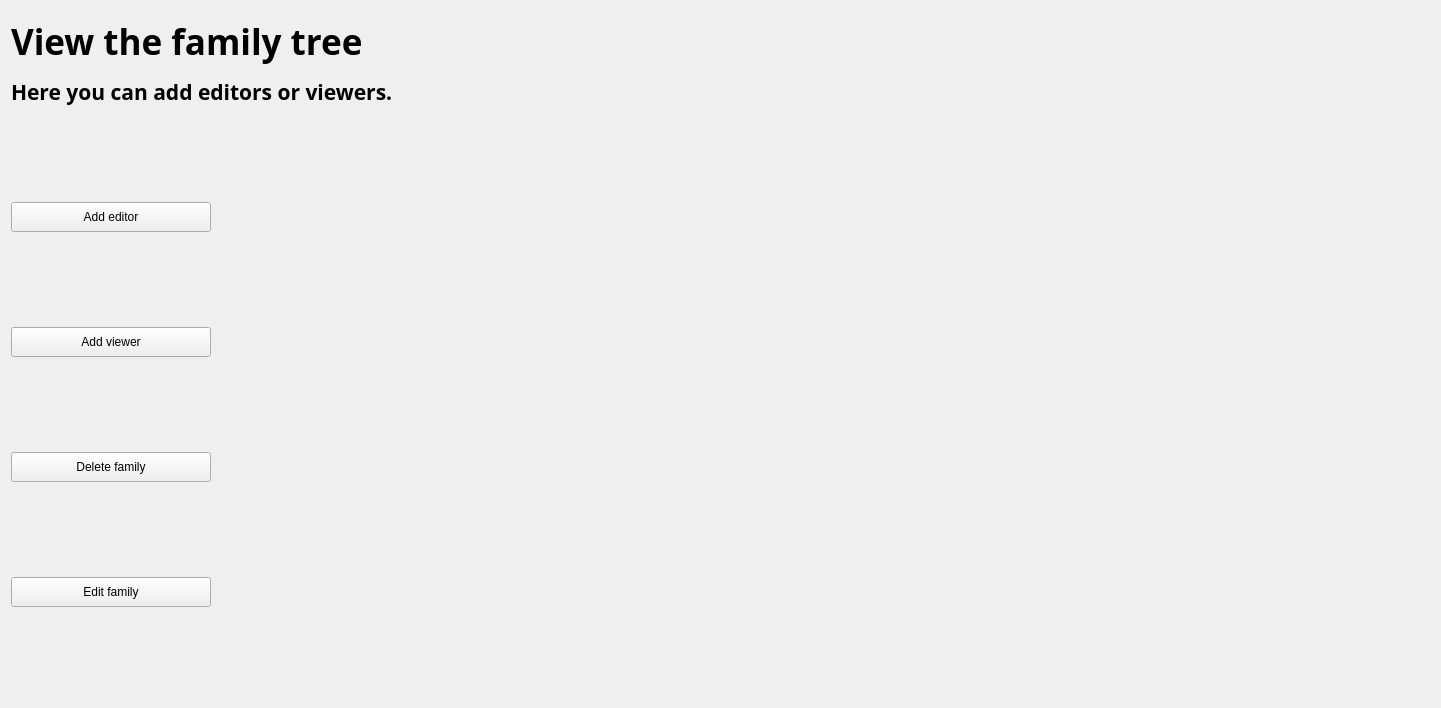
Qt form FamilyTree/src/gui/viewpage.ui (moumitahmad/Stammbaum) before a commit.
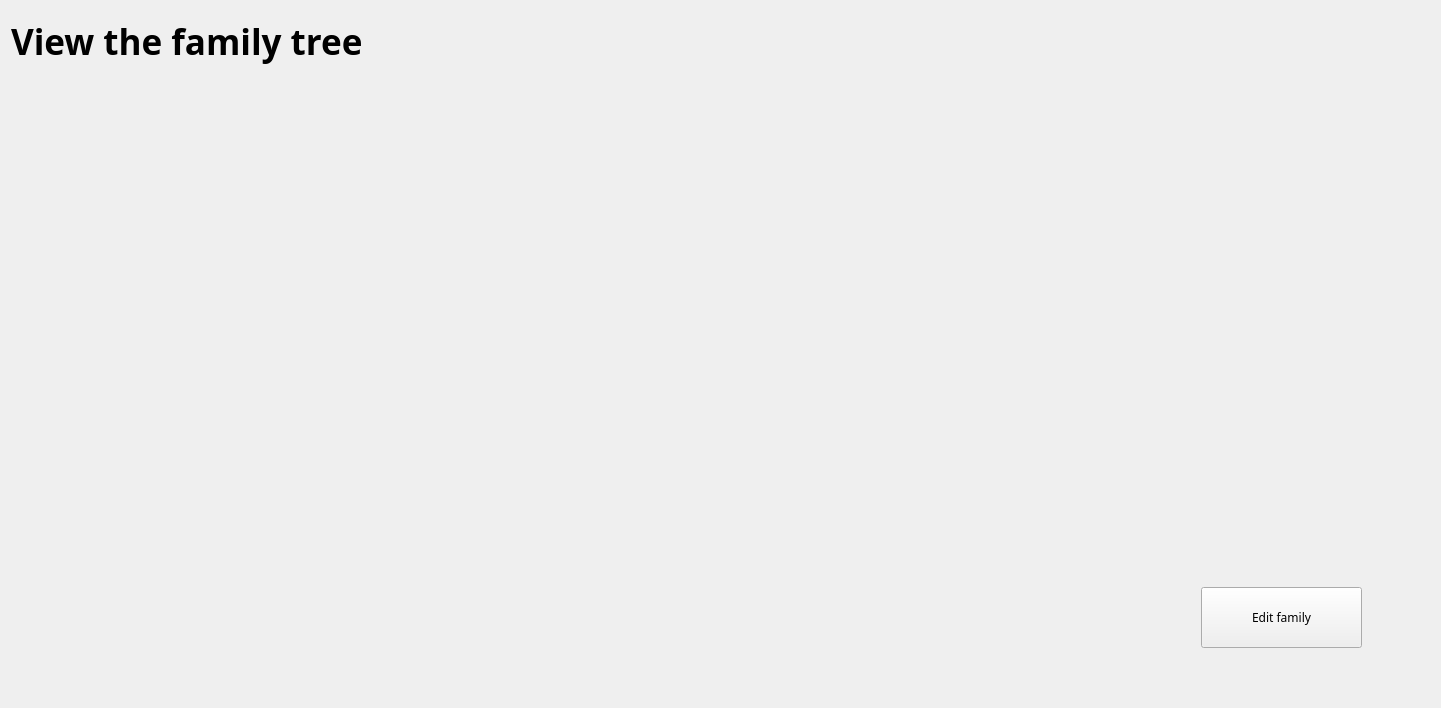
The same form after that commit.

The edit to the form file:
```diff
--- a/FamilyTree/src/gui/viewpage.ui
+++ b/FamilyTree/src/gui/viewpage.ui
@@ -43,108 +43,10 @@
        </property>
       </widget>
      </item>
-     <item>
-      <widget class="QLabel" name="LabelViewDescrip">
-       <property name="sizePolicy">
-        <sizepolicy hsizetype="Fixed" vsizetype="Fixed">
-         <horstretch>0</horstretch>
-         <verstretch>0</verstretch>
-        </sizepolicy>
-       </property>
-       <property name="font">
-        <font>
-         <family>Sawasdee</family>
-         <pointsize>16</pointsize>
-         <weight>75</weight>
-         <bold>true</bold>
-        </font>
-       </property>
-       <property name="text">
-        <string>Here you can add editors or viewers.</string>
-       </property>
-      </widget>
-     </item>
      <item>
       <layout class="QHBoxLayout" name="horizontalLayout">
        <item>
-        <layout class="QGridLayout" name="gridLayout_3">
-         <item row="2" column="0">
-          <widget class="QPushButton" name="ButtonDeleteFamily">
-           <property name="sizePolicy">
-            <sizepolicy hsizetype="Fixed" vsizetype="Fixed">
-             <horstretch>0</horstretch>
-             <verstretch>0</verstretch>
-            </sizepolicy>
-           </property>
-           <property name="minimumSize">
-            <size>
-             <width>200</width>
-             <height>30</height>
-            </size>
-           </property>
-           <property name="text">
-            <string>Delete family</string>
-           </property>
-          </widget>
-         </item>
-         <item row="3" column="0">
-          <widget class="QPushButton" name="ButtonEditFamily">
-           <property name="sizePolicy">
-            <sizepolicy hsizetype="Fixed" vsizetype="Fixed">
-             <horstretch>0</horstretch>
-             <verstretch>0</verstretch>
-            </sizepolicy>
-           </property>
-           <property name="minimumSize">
-            <size>
-             <width>200</width>
-             <height>30</height>
-            </size>
-           </property>
-           <property name="text">
-            <string>Edit family</string>
-           </property>
-          </widget>
-         </item>
-         <item row="1" column="0">
-          <widget class="QPushButton" name="ButtonAddViewer">
-           <property name="sizePolicy">
-            <sizepolicy hsizetype="Fixed" vsizetype="Fixed">
-             <horstretch>0</horstretch>
-             <verstretch>0</verstretch>
-            </sizepolicy>
-           </property>
-           <property name="minimumSize">
-            <size>
-             <width>200</width>
-             <height>30</height>
-            </size>
-           </property>
-           <property name="text">
-            <string>Add viewer</string>
-           </property>
-          </widget>
-         </item>
-         <item row="0" column="0">
-          <widget class="QPushButton" name="ButtonAddEditor">
-           <property name="sizePolicy">
-            <sizepolicy hsizetype="Fixed" vsizetype="Fixed">
-             <horstretch>0</horstretch>
-             <verstretch>0</verstretch>
-            </sizepolicy>
-           </property>
-           <property name="minimumSize">
-            <size>
-             <width>200</width>
-             <height>30</height>
-            </size>
-           </property>
-           <property name="text">
-            <string>Add editor</string>
-           </property>
-          </widget>
-         </item>
-        </layout>
+        <layout class="QGridLayout" name="adminPanel"/>
        </item>
        <item>
         <widget class="QWidget" name="WidgetDisplayFamily" native="true">
@@ -154,6 +56,24 @@
            <verstretch>0</verstretch>
           </sizepolicy>
          </property>
+         <widget class="QPushButton" name="ButtonEditFamily">
+          <property name="geometry">
+           <rect>
+            <x>1190</x>
+            <y>510</y>
+            <width>161</width>
+            <height>61</height>
+           </rect>
+          </property>
+          <property name="font">
+           <font>
+            <family>Sawasdee</family>
+           </font>
+          </property>
+          <property name="text">
+           <string>Edit family</string>
+          </property>
+         </widget>
         </widget>
        </item>
       </layout>
```
Left out of the diff: 2 changed lines with no effect on the pictures.
